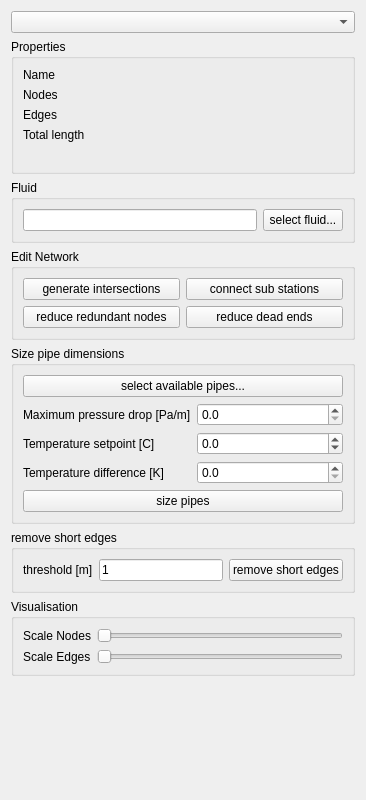
Above: SIM-VICUS/src/SVPropEditNetwork.ui from ghorwin/SIM-VICUS before the change. Below: the same form after it.
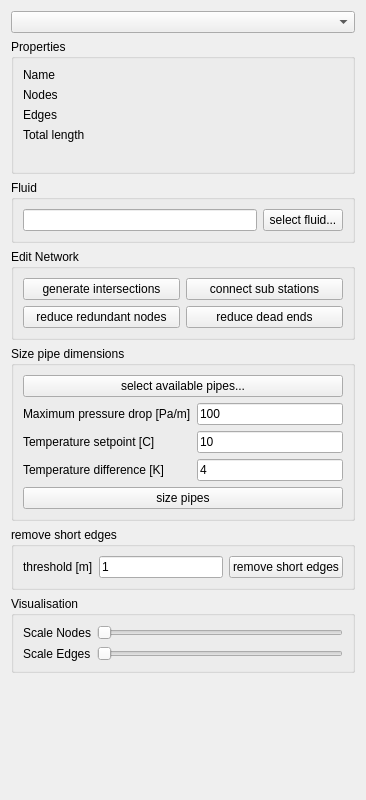
That is the form after the change. Custom widgets are drawn as their Qt base class.

The edit to the form file:
```diff
--- a/SIM-VICUS/src/SVPropEditNetwork.ui
+++ b/SIM-VICUS/src/SVPropEditNetwork.ui
@@ -175,19 +175,6 @@
           </property>
          </widget>
         </item>
-        <item row="0" column="1">
-         <widget class="QDoubleSpinBox" name="doubleSpinBoxMaximumPressureLoss">
-          <property name="decimals">
-           <number>1</number>
-          </property>
-          <property name="maximum">
-           <double>100000000.000000000000000</double>
-          </property>
-          <property name="singleStep">
-           <double>10.000000000000000</double>
-          </property>
-         </widget>
-        </item>
         <item row="1" column="0">
          <widget class="QLabel" name="label_4">
           <property name="text">
@@ -195,19 +182,6 @@
           </property>
          </widget>
         </item>
-        <item row="1" column="1">
-         <widget class="QDoubleSpinBox" name="doubleSpinBoxTemperatureSetpoint">
-          <property name="decimals">
-           <number>1</number>
-          </property>
-          <property name="minimum">
-           <double>-100.000000000000000</double>
-          </property>
-          <property name="maximum">
-           <double>100.000000000000000</double>
-          </property>
-         </widget>
-        </item>
         <item row="2" column="0">
          <widget class="QLabel" name="label_5">
           <property name="text">
@@ -215,16 +189,24 @@
           </property>
          </widget>
         </item>
+        <item row="0" column="1">
+         <widget class="QtExt::ValidatingLineEdit" name="lineEditMaxPressureDrop">
+          <property name="text">
+           <string>100</string>
+          </property>
+         </widget>
+        </item>
+        <item row="1" column="1">
+         <widget class="QtExt::ValidatingLineEdit" name="lineEditTemperatureSetpoint">
+          <property name="text">
+           <string>10</string>
+          </property>
+         </widget>
+        </item>
         <item row="2" column="1">
-         <widget class="QDoubleSpinBox" name="doubleSpinBoxTemperatureDifference">
-          <property name="decimals">
-           <number>1</number>
-          </property>
-          <property name="minimum">
-           <double>0.000000000000000</double>
-          </property>
-          <property name="maximum">
-           <double>100.000000000000000</double>
+         <widget class="QtExt::ValidatingLineEdit" name="lineEditTemperatureDifference">
+          <property name="text">
+           <string>4</string>
           </property>
          </widget>
         </item>
```
